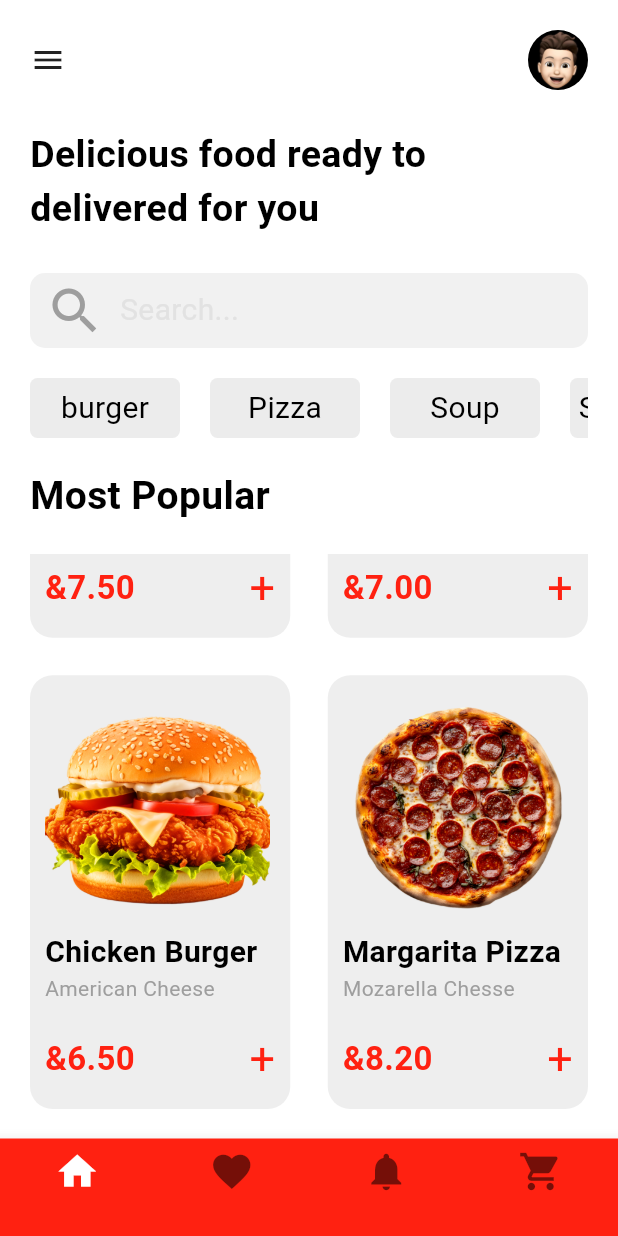
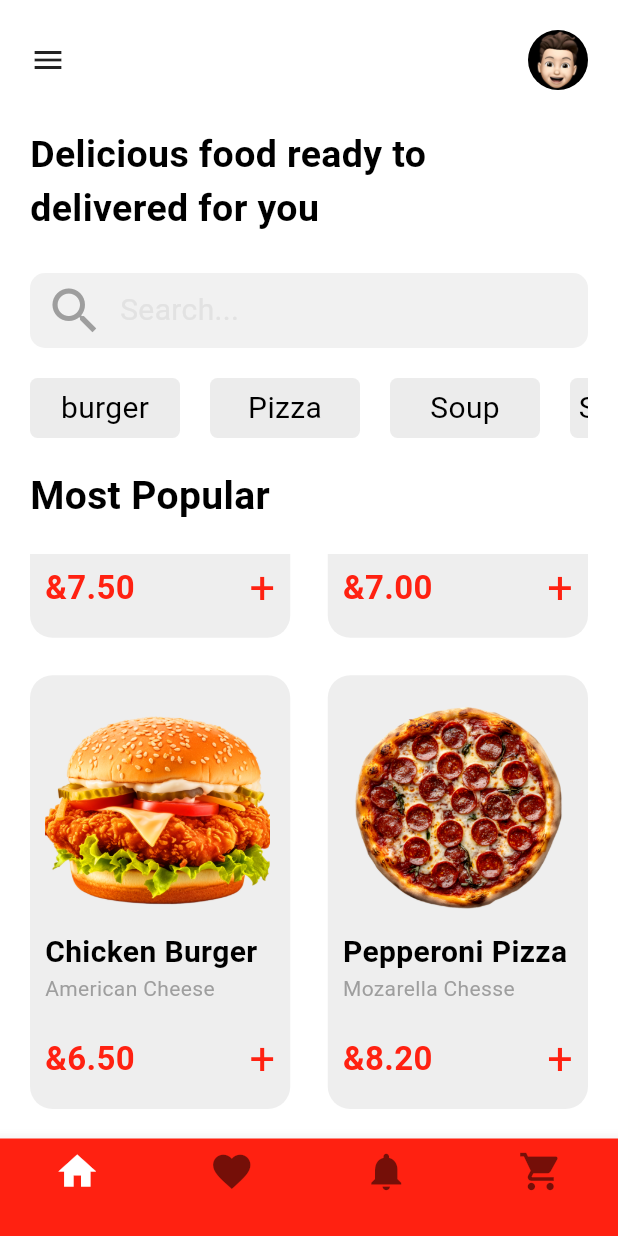
Before and after one commit to Darwynkjoy/burger_design, a Flutter app: the Homepage screen opened directly, scrolled down 233 dp, on a phone screen of 412 x 824 dp. Run offline on Flutter 3.47's test engine with Material 3 defaults, Android fonts, the phone set to English and light mode, and no system bars.

Commit message:
daily push

```diff
--- a/lib/homepage.dart
+++ b/lib/homepage.dart
@@ -30,7 +30,7 @@ class Homepage extends StatelessWidget{
       },
       {
         "image":"assets/images/pepperoni pizza.png",
-        "name":"Margarita Pizza",
+        "name":"Pepperoni Pizza",
         "ingredients":"Mozarella Chesse",
         "price":"&8.20",
         "box":"Sandwich"
```
